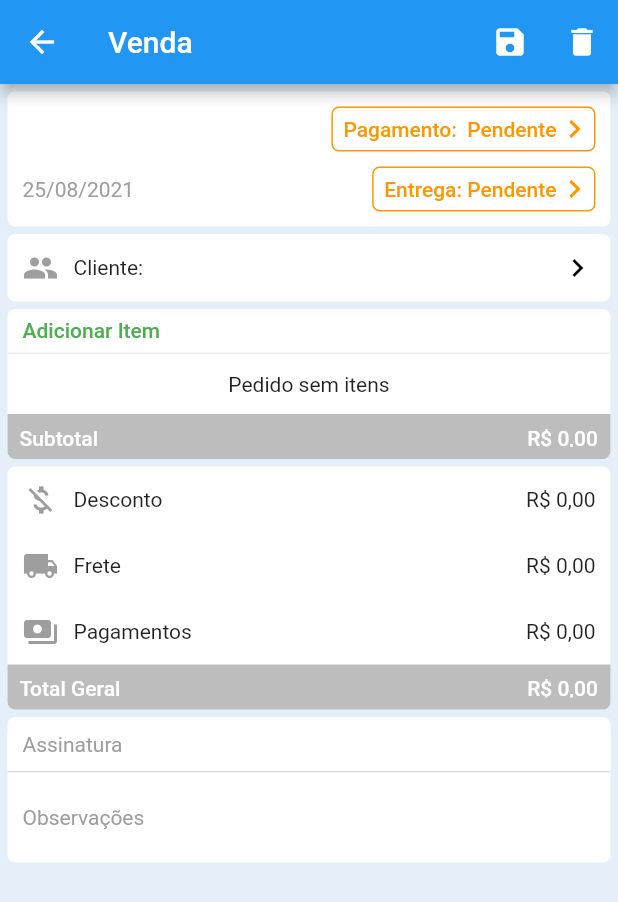
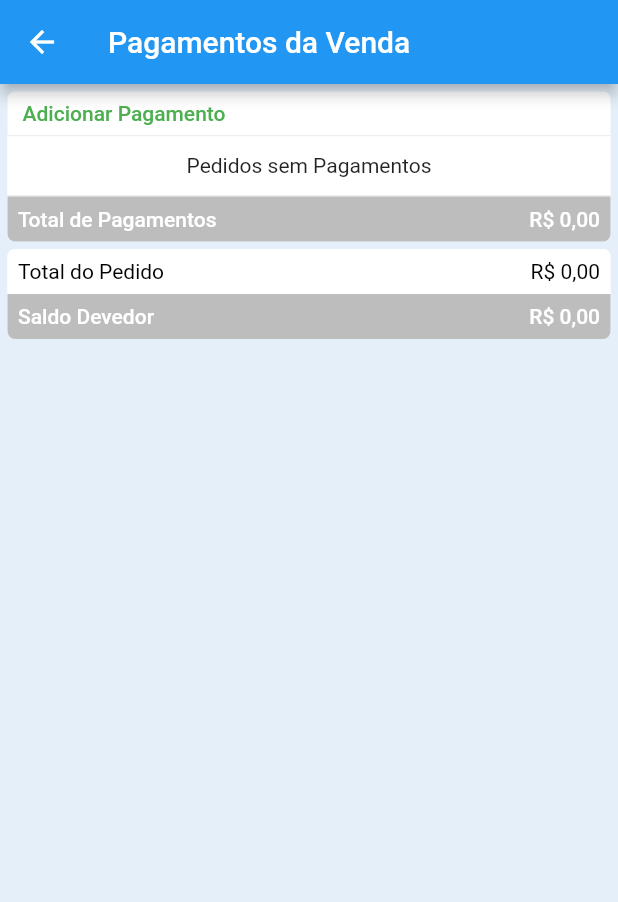
Before and after one commit to Italoibiapina/FaturaRapida, a Flutter app: the VendaForm screen opened directly with empty values, after a tap on an icon or button, on a phone screen of 412 x 824 dp. Shown: the top 902 px of the screen. Run offline on Flutter 3.47's test engine with Material 2 defaults, Android fonts, the light colour scheme and no system bars; our stand-ins replace flutter_masked_text2, flutter_typeahead.

Commit message:
Pagamento venda finalizado

```diff
--- /dev/null
+++ b/lib/data/dummy_meio_pagto.dart
@@ -0,0 +1,11 @@
+import 'package:pedido_facil/models/meio_pagamento.dart';
+
+// ignore: non_constant_identifier_names
+final dummy_meio_pagto = {
+  '1': MeioPagamento(id: '1', nm: "Dinheiro"),
+  '2': MeioPagamento(id: '2', nm: "PIX"),
+  '3': MeioPagamento(id: '3', nm: "Cartão de Crédito"),
+  '4': MeioPagamento(id: '4', nm: "Cartão de Débito"),
+  '5': MeioPagamento(id: '5', nm: "Cheque"),
+  '6': MeioPagamento(id: '6', nm: "Outros"),
+};
--- a/lib/data/dummy_vendas.dart
+++ b/lib/data/dummy_vendas.dart
@@ -1,5 +1,7 @@
+import 'package:pedido_facil/models/meio_pagamento.dart';
 import 'package:pedido_facil/models/venda.dart';
 import 'package:pedido_facil/models/venda_item.dart';
+import 'package:pedido_facil/models/venda_pagamento.dart';
 
 import 'dummy_clientes.dart';
 import 'dummy_produtos.dart';
@@ -17,6 +19,7 @@ final Dummy_vendas = {
         VendaItem(id: '1', prod: prods.values.elementAt(1), qtd: 2),
         VendaItem(id: '2', prod: prods.values.elementAt(2), qtd: 1)
       ],
+      pagtos: List<VendaPagamento>.empty(growable: true),
       vlDesconto: 10,
       vlFrete: 15,
       isPago: true,
@@ -30,6 +33,7 @@ final Dummy_vendas = {
         VendaItem(id: '3', prod: prods.values.elementAt(1), qtd: 1),
         VendaItem(id: '4', prod: prods.values.elementAt(2), qtd: 2)
       ],
+      pagtos: List<VendaPagamento>.empty(growable: true),
       isPago: false,
       isEnt: true),
   '3': Venda(
@@ -41,6 +45,7 @@ final Dummy_vendas = {
         VendaItem(id: '5', prod: prods.values.elementAt(1), qtd: 1),
         VendaItem(id: '6', prod: prods.values.elementAt(2), qtd: 1)
       ],
+      pagtos: List<VendaPagamento>.empty(growable: true),
       vlDesconto: 20,
       vlFrete: 25,
       isPago: true,
@@ -54,6 +59,7 @@ final Dummy_vendas = {
         VendaItem(id: '7', prod: prods.values.elementAt(1), qtd: 2),
         VendaItem(id: '8', prod: prods.values.elementAt(2), qtd: 2)
       ],
+      pagtos: List<VendaPagamento>.empty(growable: true),
       vlDesconto: 10,
       vlFrete: 35,
       dsEnd: 'Rua dos Bobos , 0, Sao Bernardo do Campo, SP, Brazil',
@@ -68,6 +74,7 @@ final Dummy_vendas = {
         VendaItem(id: '7', prod: prods.values.elementAt(1), qtd: 2),
         VendaItem(id: '8', prod: prods.values.elementAt(2), qtd: 2)
       ],
+      pagtos: List<VendaPagamento>.empty(growable: true),
       vlDesconto: 10,
       vlFrete: 15,
       isPago: false,
@@ -81,6 +88,18 @@ final Dummy_vendas = {
         VendaItem(id: '7', prod: prods.values.elementAt(1), qtd: 2),
         VendaItem(id: '8', prod: prods.values.elementAt(2), qtd: 2)
       ],
+      pagtos: [
+        VendaPagamento(
+            id: '1',
+            dtPagto: DateTime.now(),
+            vlPgto: 10,
+            meioPagto: MeioPagamento(id: '1', nm: 'Cartão de Crédito')),
+        VendaPagamento(
+            id: '2',
+            dtPagto: DateTime.now(),
+            vlPgto: 50,
+            meioPagto: MeioPagamento(id: '1', nm: 'Cartão de Débito')),
+      ],
       vlDesconto: 10,
       vlFrete: 15,
       isPago: false,
--- /dev/null
+++ b/lib/models/meio_pagamento.dart
@@ -0,0 +1,14 @@
+import 'IData.dart';
+
+class MeioPagamento extends IData {
+  String nm;
+
+  MeioPagamento({id, required this.nm}) : super(id: id);
+
+  MeioPagamento clone() {
+    return MeioPagamento(
+      id: id,
+      nm: nm,
+    );
+  }
+}
--- a/lib/models/venda.dart
+++ b/lib/models/venda.dart
@@ -1,5 +1,6 @@
 import 'package:pedido_facil/models/cliente.dart';
 import 'package:pedido_facil/models/venda_item.dart';
+import 'package:pedido_facil/models/venda_pagamento.dart';
 
 import 'IData.dart';
 
@@ -9,14 +10,51 @@ class Venda extends IData {
   final DateTime? dtVencPed;
   late Cliente cli;
   List<VendaItem> itens;
+  List<VendaPagamento> pagtos;
   double vlDesconto;
   double vlFrete;
   String dsEnd;
   final bool isPago;
   final bool isEnt;
 
-  double get vlTotPed {
-    return 0.0;
+  Venda(
+      {id,
+      required this.nrPed,
+      required this.dtPed,
+      this.dtVencPed,
+      required this.cli,
+      required this.itens,
+      required this.isPago,
+      required this.isEnt,
+      required this.pagtos,
+      this.vlDesconto = 0.0,
+      this.vlFrete = 0.0,
+      this.dsEnd = ''})
+      : super(id: id);
+
+  Venda clone() {
+    return Venda(
+        id: id,
+        nrPed: nrPed,
+        dtPed: dtPed,
+        dtVencPed: dtVencPed,
+        cli: cli,
+        itens: itens,
+        pagtos: pagtos,
+        isPago: isPago,
+        isEnt: isEnt);
+  }
+
+  double get vlTotItens {
+    return this.itens.fold(0, (sum, VendaItem item) => sum + item.vlTot);
+  }
+
+  double get vlTotPg {
+    return this.pagtos.fold(0, (sum, VendaPagamento pgto) => sum + pgto.vlPgto);
+  }
+
+  double get vlTotGeral {
+    return (vlTotItens + vlFrete) - (vlDesconto + vlTotPg);
   }
 
   String get statusPagto {
@@ -44,33 +82,11 @@ class Venda extends IData {
     return "";
   }
 
-  Venda(
-      {id,
-      required this.nrPed,
-      required this.dtPed,
-      this.dtVencPed,
-      required this.cli,
-      required this.itens,
-      required this.isPago,
-      required this.isEnt,
-      this.vlDesconto = 0.0,
-      this.vlFrete = 0.0,
-      this.dsEnd = ''})
-      : super(id: id);
-
-  Venda clone() {
-    return Venda(
-        id: id,
-        nrPed: nrPed,
-        dtPed: dtPed,
-        dtVencPed: dtVencPed,
-        cli: cli,
-        itens: itens,
-        isPago: isPago,
-        isEnt: isEnt);
-  }
-
   removeItemVenda(VendaItem vendaItem) {
     itens = itens.where((i) => i.id != vendaItem.id).toList();
   }
+
+  removePagtoVenda(VendaPagamento vendaPgto) {
+    pagtos = pagtos.where((i) => i.id != vendaPgto.id).toList();
+  }
 }
--- /dev/null
+++ b/lib/models/venda_pagamento.dart
@@ -0,0 +1,24 @@
+import 'IData.dart';
+import 'meio_pagamento.dart';
+
+class VendaPagamento extends IData {
+  double vlPgto;
+  DateTime dtPagto;
+  MeioPagamento meioPagto;
+
+  VendaPagamento({
+    id,
+    required this.vlPgto,
+    required this.dtPagto,
+    required this.meioPagto,
+  }) : super(id: id);
+
+  VendaPagamento clone() {
+    return VendaPagamento(
+      id: id,
+      vlPgto: vlPgto,
+      dtPagto: dtPagto,
+      meioPagto: meioPagto,
+    );
+  }
+}
--- /dev/null
+++ b/lib/provider/meio_pgto_provider.dart
@@ -0,0 +1,12 @@
+import 'package:pedido_facil/models/meio_pagamento.dart';
+import 'package:pedido_facil/repository/i_crud_repository.dart';
+
+import 'crud_provider.dart';
+
+class MeioPagamentoProvider extends CrudProvider {
+  MeioPagamentoProvider(ICrudRepository repository) : super(repository);
+
+  List<MeioPagamento> get all {
+    return [...itens.values] as List<MeioPagamento>;
+  }
+}
--- /dev/null
+++ b/lib/repository/meio_pagto_repository.dart
@@ -0,0 +1,7 @@
+import 'package:pedido_facil/data/dummy_meio_pagto.dart';
+
+import 'crud_repository.dart';
+
+class MeioPagamentoRepository extends CrudLocalStorage {
+  MeioPagamentoRepository() : super('MeioPagto', {...dummy_meio_pagto});
+}
--- a/lib/routes/app_routes.dart
+++ b/lib/routes/app_routes.dart
@@ -9,4 +9,6 @@ class AppRoutes {
   static const VENDA_FORM_CABECALHO = '/venda-form-cabecalho';
   static const VENDA_FORM_DESC_FRETE = '/venda-form-desc-frete';
   static const VENDA_FORM_ITEM = '/venda-form-item';
+  static const VENDA_LIST_PAGTO = '/venda-list-pagto';
+  static const VENDA_FORM_PAGTO = '/venda-form-pagto';
 }
--- a/lib/view/venda/venda_form.dart
+++ b/lib/view/venda/venda_form.dart
@@ -119,8 +119,8 @@ class _VendaFormState extends State<VendaForm> {
                 children: [
                   UtilFormVenda.getBarraAddItem(context, venda, rebuildThisForm),
                   UtilFormVenda.getListVendaItens(venda!, rebuildThisForm),
-                  UtilFormVenda.getBarrasSumarizadora(
-                      "Subtotal", Util.toCurency(0), Colors.grey.shade400, Colors.white),
+                  UtilFormVenda.getBarrasSumarizadora("Subtotal", Util.toCurency(venda!.vlTotItens),
+                      Colors.grey.shade400, Colors.white),
                 ],
               ),
             ),
@@ -153,7 +153,8 @@ class UtilFormVenda {
                   rebuild();
                 },
               ),
-              getStatusResumo("Pagamento: " + venda.statusPagto, Colors.orange, false, venda),
+              getStatusResumo(
+                  context, "Pagamento: " + venda.statusPagto, Colors.orange, false, venda, rebuild),
             ],
           ),
           Row(
@@ -165,7 +166,8 @@ class UtilFormVenda {
               ),
               //Text(Util.toDateFormat(venda.dtPed), style: TextStyle(color: Colors.grey)),
               //getStatusResumo("Entrega: " + venda.statusEntrega, Colors.orange, true, venda),
-              getStatusResumo("Entrega: " + venda.statusEntrega, Colors.orange, true, venda),
+              getStatusResumo(
+                  context, "Entrega: " + venda.statusEntrega, Colors.orange, true, venda, rebuild),
             ],
           ),
         ],
@@ -173,13 +175,19 @@ class UtilFormVenda {
     );
   }
 
-  static Widget getStatusResumo(String texto, Color cor, bool isShrink, Venda venda) {
+  static Widget getStatusResumo(
+      context, String texto, Color cor, bool isShrink, Venda venda, Function rebuild) {
     return Container(
       margin: EdgeInsets.only(top: 5, bottom: 5),
       child: SizedBox(
           height: 30,
           child: OutlinedButton(
-              onPressed: () => {print("Dt Entrega : " + Util.toDateFormat(venda.dtPed))},
+              onPressed: () => {
+                    Navigator.of(context)
+                        .pushNamed(AppRoutes.VENDA_LIST_PAGTO, arguments: venda)
+                        .then((value) => rebuild())
+                    /* print("Dt Entrega : " + Util.toDateFormat(venda.dtPed)) */
+                  },
               child: Row(
                 children: [
                   /* InkWell(
@@ -207,6 +215,7 @@ class UtilFormVenda {
             child: Text("Cliente:"),
             padding: EdgeInsets.only(left: 10, right: 5),
           ),
+          // ignore: unnecessary_null_comparison
           Text(venda.cli == null ? "Informe o cliente" : venda.cli.nm),
           new Spacer(), // I just added one line
           Icon(Icons.navigate_next, color: Colors.black) // This Icon
@@ -380,12 +389,12 @@ class UtilFormVenda {
               Icon(Icons.payments, color: Colors.grey), //size: 30.0
               Container(child: Text("Pagamentos"), padding: EdgeInsets.only(left: 10)),
               new Spacer(), // I just added one line
-              Text(Util.toCurency(0)) // This Icon
+              Text(Util.toCurency(venda.vlTotPg)) // This Icon
             ],
           ),
         ),
         UtilFormVenda.getBarrasSumarizadora(
-            "Total Geral", Util.toCurency(0), Colors.grey.shade400, Colors.white),
+            "Total Geral", Util.toCurency(venda.vlTotGeral), Colors.grey.shade400, Colors.white),
       ],
     );
   }
--- a/lib/view/venda/venda_list.dart
+++ b/lib/view/venda/venda_list.dart
@@ -86,7 +86,7 @@ class VendaTile extends StatelessWidget {
           mainAxisAlignment: MainAxisAlignment.spaceBetween,
           children: [
             Text(venda.cli.nm, style: TextStyle(fontWeight: FontWeight.bold)),
-            Text(Util.toCurency(venda.vlTotPed)),
+            Text(Util.toCurency(venda.vlTotItens)),
           ],
         ),
         subtitle: Row(
--- /dev/null
+++ b/lib/view/venda/venda_list_pagamentos.dart
@@ -0,0 +1,320 @@
+import 'package:flutter/material.dart';
+import 'package:pedido_facil/models/venda.dart';
+import 'package:pedido_facil/models/venda_pagamento.dart';
+import 'package:pedido_facil/routes/app_routes.dart';
+import 'package:pedido_facil/util/util.dart';
+import 'package:pedido_facil/util/util_list_tile.dart';
+
+class VendaListPagamentos extends StatefulWidget {
+  const VendaListPagamentos({Key? key}) : super(key: key);
+
+  @override
+  _VendaListPagamentosState createState() => _VendaListPagamentosState();
+}
+
+class _VendaListPagamentosState extends State<VendaListPagamentos> {
+  late Venda venda;
+
+  /// Usar este metodos para quando refazer o parte grafica "Build method" não precisar
+  /// reexecutar o codigo contido neste metodo.
+  @override
+  void didChangeDependencies() {
+    super.didChangeDependencies();
+    if (ModalRoute.of(context)!.settings.arguments != null) {
+      venda = ModalRoute.of(context)!.settings.arguments as Venda;
+    }
+  }
+
+  rebuildThisForm() {
+    setState(() {
+      //print("Dt Pedido: " + Util.toDateFormat(venda!.dtPed));
+    });
+  }
+
+  @override
+  Widget build(BuildContext context) {
+    //final ClienteProvider clis = Provider.of(context);
+
+    //var args = ModalRoute.of(context)!.settings.arguments;
+    //final isSearch = args != null; // se tiver passado algum
+
+    return Scaffold(
+      backgroundColor: Util.backColorPadrao,
+      appBar: AppBar(
+        title: Text('Pagamentos da Venda'),
+      ),
+      body: ListView(
+        padding: const EdgeInsets.all(Util.marginScreenPadrao),
+        children: [
+          Container(
+            decoration: BoxDecoration(
+              color: Colors.white,
+              borderRadius: new BorderRadius.all(const Radius.circular(Util.borderRadiousPadrao)),
+            ),
+            child: Column(children: [
+              _UtilLstaPagtos.getBarraAddItem(context, venda, rebuildThisForm),
+              _UtilLstaPagtos.getListaPagtos(venda, rebuildThisForm),
+              _UtilLstaPagtos.getBarrasSumarizadora("Total de Pagamentos",
+                  Util.toCurency(venda.vlTotPg), Colors.grey.shade400, Colors.white),
+            ]),
+          ),
+          Container(
+            margin: EdgeInsets.only(top: Util.marginScreenPadrao),
+            decoration: BoxDecoration(
+              color: Colors.white,
+              borderRadius: new BorderRadius.all(const Radius.circular(Util.borderRadiousPadrao)),
+            ),
+            child: Column(children: [
+              _UtilLstaPagtos.getBarrasAntesSumarizadora(
+                  "Total do Pedido", Util.toCurency(venda.vlTotItens), Colors.white, Colors.black),
+              _UtilLstaPagtos.getBarrasSumarizadora(
+                  "Saldo Devedor",
+                  Util.toCurency(venda.vlTotItens - venda.vlTotPg),
+                  Colors.grey.shade400,
+                  Colors.white),
+            ]),
+          ),
+        ],
+      ),
+    );
+  }
+}
+
+/* class PagamentoTile extends StatelessWidget {
+  final Venda venda;
+  final VendaPagamento pagto;
+  final Function rebuildThisForm;
+  const PagamentoTile({
+    Key? key,
+    required this.pagto,
+    required this.venda,
+    required this.rebuildThisForm,
+  }) : super(key: key);
+
+  @override
+  Widget build(BuildContext context) {
+    return Container(
+      decoration: UtilListTile.boxDecorationPadrao,
+      child: ListTile(
+        contentPadding: UtilListTile.contentPaddingPadrao,
+        visualDensity: UtilListTile.visualDensityPadrao,
+        onTap: () {
+          Navigator.of(context)
+              .pushNamed(AppRoutes.VENDA_FORM_PAGTO, arguments: pagto)
+              .then((object) {
+            if (object == null) venda.removePagtoVenda(pagto);
+          });
+          rebuildThisForm();
+        },
+        title: Row(
+          mainAxisAlignment: MainAxisAlignment.spaceBetween,
+          children: [
+            Text(pagto.meioPagto.nm),
+            Text(Util.toCurency(pagto.vlPgto)),
+          ],
+        ),
+        subtitle: Text(Util.toDateFormat(pagto.dtPagto)),
+        //trailing: Text(Util.toCurency(pagto.vlPgto)),
+      ),
+    );
+  }
+} */
+
+class _UtilLstaPagtos {
+  static Container getBarraAddItem(context, venda, rebuildForm) {
+    ButtonStyle _btStyle = TextButton.styleFrom(
+      padding: const EdgeInsets.only(
+          left: Util.contentPaddingPadrao, right: Util.contentPaddingPadrao, top: 0.0, bottom: 0.0),
+    );
+    return Container(
+      height: 30,
+      decoration: BoxDecoration(
+        border: Border(
+          bottom: BorderSide(width: 1.0, color: Colors.grey.shade200),
+        ),
+      ),
+      child: Row(
+        mainAxisAlignment: MainAxisAlignment.spaceBetween,
+        children: [
+          Container(
+              height: _containerHeightButton,
+              child: TextButton(
+                style: _btStyle,
+                onPressed: () async {
+                  await Navigator.of(context).pushNamed(AppRoutes.VENDA_FORM_PAGTO).then((object) {
+                    if (object != null) venda.pagtos.add(object as VendaPagamento);
+                  });
+                  rebuildForm();
+                },
+                child: Text('Adicionar Pagamento', style: TextStyle(color: Colors.green)),
+              )),
+        ],
+      ),
+    );
+  }
+
+  static Container getListaPagtos(venda, rebuildForm) {
+    return Container(
+      color: Colors.white,
+      child: venda.pagtos.length == 0
+          ? Container(
+              height: 40,
+              decoration: BoxDecoration(
+                  border: Border(
+                bottom: BorderSide(width: 1.0, color: Colors.grey.shade200),
+              )),
+              child: const Center(child: Text('Pedidos sem Pagamentos')),
+            )
+          : ListView.builder(
+              scrollDirection: Axis.vertical,
+              shrinkWrap: true,
+              itemCount: venda.pagtos.length,
+              itemBuilder: (BuildContext context, int index) {
+                final pagto = venda.pagtos.elementAt(index);
+                return Container(
+                    //PagamentoTile(pagto: venda.pagtos.elementAt(index), rebuildThisForm),
+                    child: Container(
+                  decoration: UtilListTile.boxDecorationPadrao,
+                  child: ListTile(
+                    contentPadding: UtilListTile.contentPaddingPadrao,
+                    visualDensity: UtilListTile.visualDensityPadrao,
+                    onTap: () async {
+                      await Navigator.of(context)
+                          .pushNamed(AppRoutes.VENDA_FORM_PAGTO, arguments: pagto)
+                          .then((object) {
+                        if (object == null) venda.removePagtoVenda(pagto);
+                      });
+                      rebuildForm();
+                    },
+                    title: Row(
+                      mainAxisAlignment: MainAxisAlignment.spaceBetween,
+                      children: [
+                        Text(pagto.meioPagto.nm),
+                        Text(Util.toCurency(pagto.vlPgto)),
+                      ],
+                    ),
+                    subtitle: Text(Util.toDateFormat(pagto.dtPagto)),
+                    //trailing: Text(Util.toCurency(pagto.vlPgto)),
+                  ),
+                ));
+              },
+            ),
+    );
+  }
+
+  static Container getBarrasAntesSumarizadora(
+    String labelEsq,
+    String labelDir,
+    Color backColor,
+    Color color,
+  ) {
+    return Container(
+      height: 30,
+      decoration: BoxDecoration(
+        color: backColor,
+        borderRadius: new BorderRadius.only(
+            topLeft: Radius.circular(Util.borderRadiousPadrao),
+            topRight: Radius.circular(Util.borderRadiousPadrao)),
+      ),
+      child: Row(
+        mainAxisAlignment: MainAxisAlignment.spaceBetween,
+        children: [
+          Container(
+              padding: EdgeInsets.all(7),
+              height: _containerHeightButton,
+              child: Text(labelEsq,
+                  style: TextStyle(color: color /* , fontWeight: FontWeight.w500 */))),
+          Container(
+              padding: EdgeInsets.all(7),
+              height: _containerHeightButton,
+              child: Text(labelDir,
+                  style: TextStyle(color: color /* , fontWeight: FontWeight.w500 */))),
+        ],
+      ),
+    );
+  }
+
+  static Container getBarrasSumarizadora(
+    String labelEsq,
+    String labelDir,
+    Color backColor,
+    Color color,
+  ) {
+    return Container(
+      height: 30,
+      decoration: BoxDecoration(
+        color: backColor,
+        borderRadius: new BorderRadius.only(
+            bottomLeft: Radius.circular(Util.borderRadiousPadrao),
+            bottomRight: Radius.circular(Util.borderRadiousPadrao)),
+      ),
+      child: Row(
+        mainAxisAlignment: MainAxisAlignment.spaceBetween,
+        children: [
+          Container(
+              padding: EdgeInsets.all(7),
+              height: _containerHeightButton,
+              child: Text(labelEsq, style: TextStyle(color: color, fontWeight: FontWeight.w500))),
+          Container(
+              padding: EdgeInsets.all(7),
+              height: _containerHeightButton,
+              child: Text(labelDir, style: TextStyle(color: color, fontWeight: FontWeight.w500))),
+        ],
+      ),
+    );
+  }
+
+  static final _containerHeightButton = 35.0;
+  /*
+  static Container acoesLista(context) => Container(
+        margin: new EdgeInsets.only(bottom: Util.marginScreenPadrao),
+        padding: EdgeInsets.all(0),
+        decoration: BoxDecoration(
+            color: Colors.white, borderRadius: new BorderRadius.circular(Util.borderRadiousPadrao)),
+        //height: 35,
+        child: Container(
+          child: Row(
+            mainAxisAlignment: MainAxisAlignment.spaceBetween,
+            children: [
+              Container(
+                  height: _containerHeightButton,
+                  padding: EdgeInsets.only(left: 10.0),
+                  child: TextButton(
+                      onPressed: () => {Navigator.of(context).pushNamed(AppRoutes.CLIENTE_FORM)},
+                      child: Text("Cadastrar Novo", style: TextStyle(color: Colors.green)))),
+              Container(
+                  height: _containerHeightButton,
+                  padding: EdgeInsets.only(right: 5.0),
+                  child: TextButton(
+                      onPressed: () => {},
+                      child: Text("Importar do Telefone", style: TextStyle(color: Colors.green)))),
+            ],
+          ),
+        ),
+      );
+
+  static final Container tituloLista = Container(
+    decoration: BoxDecoration(
+      color: Colors.white,
+      borderRadius: new BorderRadius.only(
+          topLeft: const Radius.circular(Util.borderRadiousPadrao),
+          topRight: const Radius.circular(Util.borderRadiousPadrao)),
+    ),
+    height: 28,
+    child: Container(
+      decoration: BoxDecoration(
+          border: Border(bottom: BorderSide(width: 1.0, color: Colors.grey.shade300))),
+      child: Row(
+        mainAxisAlignment: MainAxisAlignment.spaceBetween,
+        children: [
+          Container(
+              padding: EdgeInsets.only(left: 60.0),
+              child: Text("Nome", style: TextStyle(color: Colors.grey.shade600))),
+          Container(
+              padding: EdgeInsets.only(right: 10.0),
+              child: Text("Valor Vendido", style: TextStyle(color: Colors.grey.shade600))),
+        ],
+      ),
+    ),
+  ); */
+}
```
Also changed, not shown: lib/main.dart (+8 -1 lines), lib/util/util_form.dart (+13 -1 lines), lib/view/venda/venda_form_pagamento.dart (added, +201 -0 lines).
